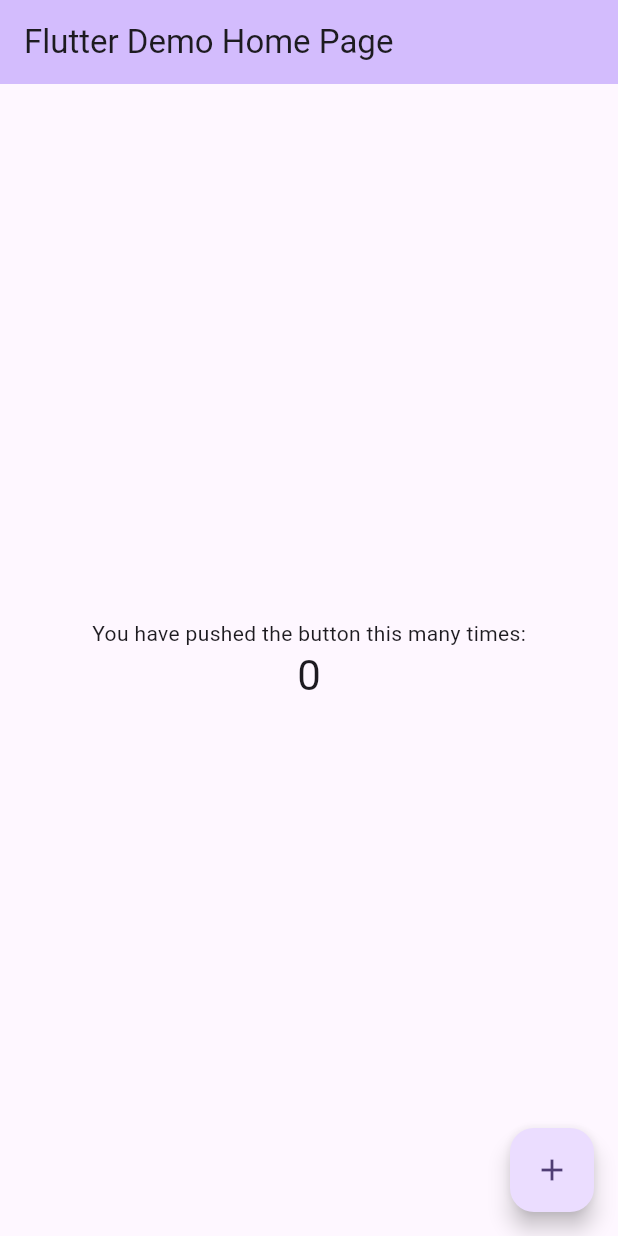
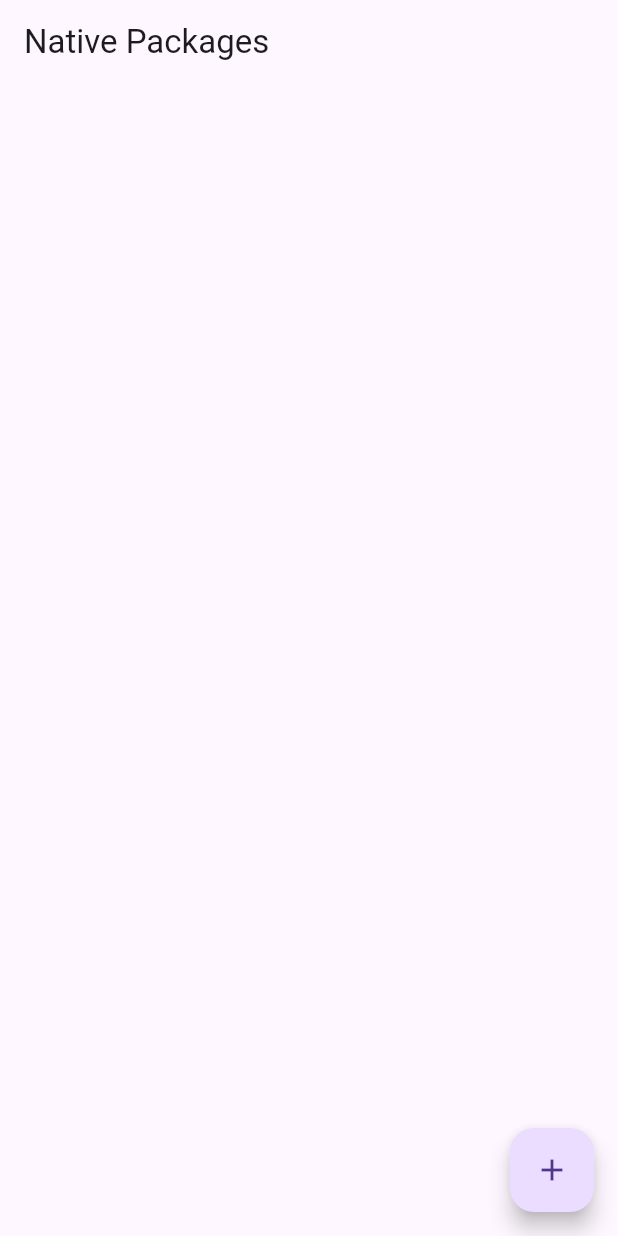
Before and after one commit to RuslanTsitser/similarity_open_cv, a Flutter app: the screen it shows after launch, on a phone screen of 412 x 824 dp. Run offline on Flutter 3.47's test engine with Material 3 defaults, Android fonts, the phone set to English and light mode, and no system bars.

Commit message:
implementation for ios

```diff
--- a/lib/main.dart
+++ b/lib/main.dart
@@ -1,125 +1,40 @@
 import 'package:flutter/material.dart';
 
+import 'calculate_ssim.dart';
+
 void main() {
-  runApp(const MyApp());
+  runApp(const MainApp());
 }
 
-class MyApp extends StatelessWidget {
-  const MyApp({super.key});
+class MainApp extends StatefulWidget {
+  const MainApp({super.key});
 
-  // This widget is the root of your application.
+  @override
+  State<MainApp> createState() => _MyAppState();
+}
+
+class _MyAppState extends State<MainApp> {
   @override
   Widget build(BuildContext context) {
     return MaterialApp(
-      title: 'Flutter Demo',
-      theme: ThemeData(
-        // This is the theme of your application.
-        //
-        // TRY THIS: Try running your application with "flutter run". You'll see
-        // the application has a purple toolbar. Then, without quitting the app,
-        // try changing the seedColor in the colorScheme below to Colors.green
-        // and then invoke "hot reload" (save your changes or press the "hot
-        // reload" button in a Flutter-supported IDE, or press "r" if you used
-        // the command line to start the app).
-        //
-        // Notice that the counter didn't reset back to zero; the application
-        // state is not lost during the reload. To reset the state, use hot
-        // restart instead.
-        //
-        // This works for code too, not just values: Most code changes can be
-        // tested with just a hot reload.
-        colorScheme: ColorScheme.fromSeed(seedColor: Colors.deepPurple),
-        useMaterial3: true,
+      home: Scaffold(
+        floatingActionButton: FloatingActionButton(
+          onPressed: () {
+            calculateSSIM(
+              'https://sun9-59.userapi.com/impg/WjsjXOTEgCVVD-5NdukRsYSfU6cJy7Ge46s1Gw/i7HBfoCC6W0.jpg?size=1110x1110&quality=95&sign=06bb5e5bbd9230c0b0038e4fc0bb9194&type=album',
+              'https://sun9-59.userapi.com/impg/SEOF_7bryE972iekNUtxLRViEG0H2Mak6Qd_Yg/8mGTC9VZRH0.jpg?size=1110x1110&quality=95&sign=622e1f963ab212fd74cd72273c45ff91&type=album',
+            );
+            // getOpenCVVersion();
+            // print('hello world');
+            // final plugin = OpencvPlugin();
+            // plugin.getPlatformVersion().then((value) => print(value));
+          },
+          child: const Icon(Icons.add),
+        ),
+        appBar: AppBar(
+          title: const Text('Native Packages'),
+        ),
       ),
-      home: const MyHomePage(title: 'Flutter Demo Home Page'),
     );
   }
 }
-
-class MyHomePage extends StatefulWidget {
-  const MyHomePage({super.key, required this.title});
-
-  // This widget is the home page of your application. It is stateful, meaning
-  // that it has a State object (defined below) that contains fields that affect
-  // how it looks.
-
-  // This class is the configuration for the state. It holds the values (in this
-  // case the title) provided by the parent (in this case the App widget) and
-  // used by the build method of the State. Fields in a Widget subclass are
-  // always marked "final".
-
-  final String title;
-
-  @override
-  State<MyHomePage> createState() => _MyHomePageState();
-}
-
-class _MyHomePageState extends State<MyHomePage> {
-  int _counter = 0;
-
-  void _incrementCounter() {
-    setState(() {
-      // This call to setState tells the Flutter framework that something has
-      // changed in this State, which causes it to rerun the build method below
-      // so that the display can reflect the updated values. If we changed
-      // _counter without calling setState(), then the build method would not be
-      // called again, and so nothing would appear to happen.
-      _counter++;
-    });
-  }
-
-  @override
-  Widget build(BuildContext context) {
-    // This method is rerun every time setState is called, for instance as done
-    // by the _incrementCounter method above.
-    //
-    // The Flutter framework has been optimized to make rerunning build methods
-    // fast, so that you can just rebuild anything that needs updating rather
-    // than having to individually change instances of widgets.
-    return Scaffold(
-      appBar: AppBar(
-        // TRY THIS: Try changing the color here to a specific color (to
-        // Colors.amber, perhaps?) and trigger a hot reload to see the AppBar
-        // change color while the other colors stay the same.
-        backgroundColor: Theme.of(context).colorScheme.inversePrimary,
-        // Here we take the value from the MyHomePage object that was created by
-        // the App.build method, and use it to set our appbar title.
-        title: Text(widget.title),
-      ),
-      body: Center(
-        // Center is a layout widget. It takes a single child and positions it
-        // in the middle of the parent.
-        child: Column(
-          // Column is also a layout widget. It takes a list of children and
-          // arranges them vertically. By default, it sizes itself to fit its
-          // children horizontally, and tries to be as tall as its parent.
-          //
-          // Column has various properties to control how it sizes itself and
-          // how it positions its children. Here we use mainAxisAlignment to
-          // center the children vertically; the main axis here is the vertical
-          // axis because Columns are vertical (the cross axis would be
-          // horizontal).
-          //
-          // TRY THIS: Invoke "debug painting" (choose the "Toggle Debug Paint"
-          // action in the IDE, or press "p" in the console), to see the
-          // wireframe for each widget.
-          mainAxisAlignment: MainAxisAlignment.center,
-          children: <Widget>[
-            const Text(
-              'You have pushed the button this many times:',
-            ),
-            Text(
-              '$_counter',
-              style: Theme.of(context).textTheme.headlineMedium,
-            ),
-          ],
-        ),
-      ),
-      floatingActionButton: FloatingActionButton(
-        onPressed: _incrementCounter,
-        tooltip: 'Increment',
-        child: const Icon(Icons.add),
-      ), // This trailing comma makes auto-formatting nicer for build methods.
-    );
-  }
-}
```
Also changed, not shown: lib/calculate_ssim.dart (added, +28 -0 lines), 7 other files.
